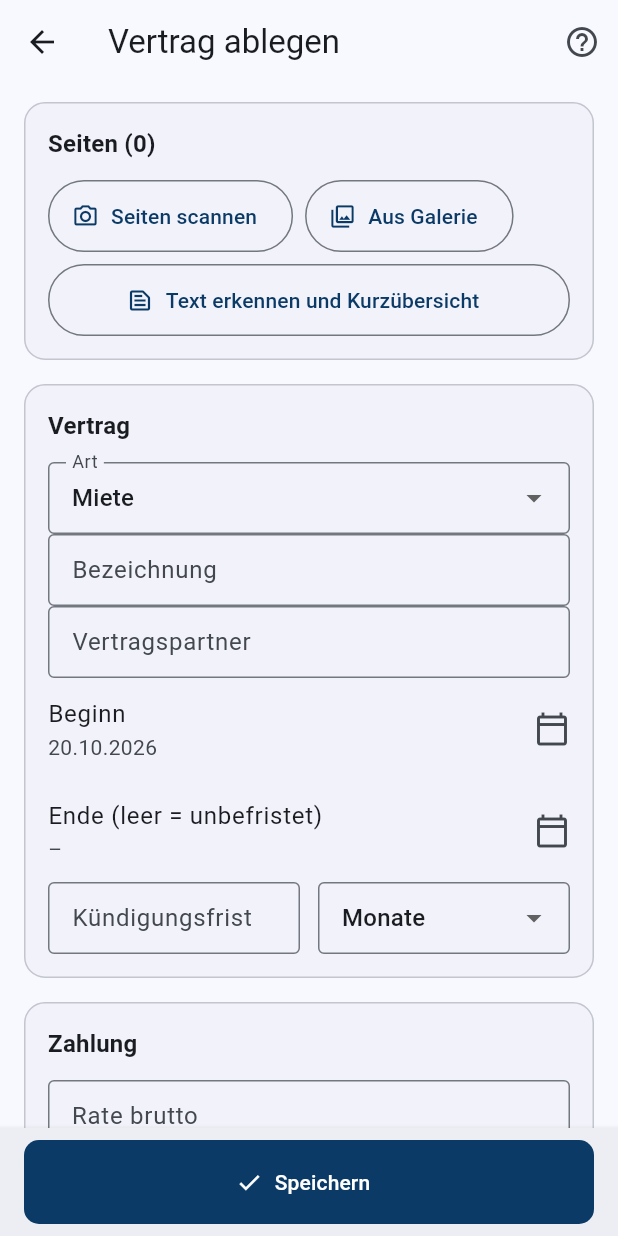
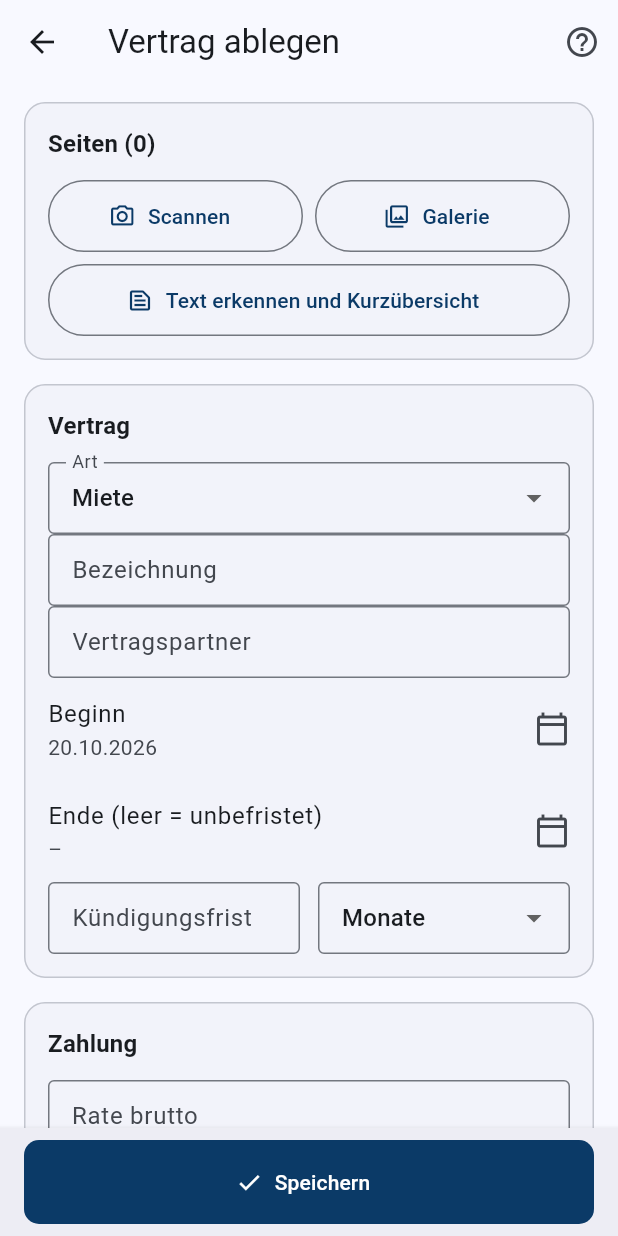
Before and after one commit to juergenjesenko-gif/Buchhaltung-, a Flutter app: the ContractEditScreen screen opened directly, on a phone screen of 412 x 824 dp. Run offline on Flutter 3.47's test engine with Material 3 defaults, Android fonts, the phone set to English and light mode, and no system bars; our stand-ins replace flutter_local_notifications, flutter_secure_storage, image_picker, in_app_purchase, local_auth, pdf and 3 more; missing offline and left inert: cryptography, in_app_purchase_android, in_app_purchase_storekit, qr, workmanager; accounts and stored records are empty; statements that could not run were skipped.

Commit message:
Version 0.36.0: Telefon quer ohne Dreispalten-Layout, Vertragsknöpfe bündig
Co-Authored-By: Claude Opus 5.5 <noreply@anthropic.com>
Claude-Session: https://claude.ai/code/session_016sfhTuSB7LJAoqeRige712

```diff
--- a/lib/core/window_size.dart
+++ b/lib/core/window_size.dart
@@ -29,6 +29,12 @@ enum WindowSizeClass {
   /// „ca. 640 dp, lesbare Zeilenlänge“).
   static const double maxContentWidth = 640;
 
+  /// Fensterhöhe in dp, unter der die Höhe „compact“ ist (Material 3:
+  /// Telefon quer). Dann gibt es höchstens medium – keine ausgeklappte
+  /// Navigation und kein Liste-Detail, sonst zerfällt der Bildschirm in
+  /// drei schmale Spalten (Gerätetest 2026-10-20).
+  static const double compactMaxHeight = 480;
+
   static WindowSizeClass fromWidth(double width) {
     if (width >= expandedMinWidth) return expanded;
     if (width >= mediumMinWidth) return medium;
@@ -38,7 +44,14 @@ enum WindowSizeClass {
   /// Klasse des aktuellen Fensters (nicht des Bildschirms: im geteilten
   /// Bildschirm zählt die Fensterbreite).
   static WindowSizeClass of(BuildContext context) =>
-      fromWidth(MediaQuery.sizeOf(context).width);
+      fromSize(MediaQuery.sizeOf(context));
+
+  /// Wie [fromWidth], bei niedriger Höhe aber höchstens medium.
+  static WindowSizeClass fromSize(Size size) {
+    final byWidth = fromWidth(size.width);
+    if (byWidth == expanded && size.height < compactMaxHeight) return medium;
+    return byWidth;
+  }
 
   bool get isCompact => this == compact;
   bool get isExpanded => this == expanded;
--- a/lib/features/contracts/contract_screens.dart
+++ b/lib/features/contracts/contract_screens.dart
@@ -561,26 +561,31 @@ class _ContractEditScreenState extends State<ContractEditScreen> {
                   children: [
                     if (_c.originalPath != null || _original != null)
                       const Text('Originaldatei (PDF) gespeichert.'),
-                    Wrap(
-                      spacing: 8,
-                      runSpacing: 8,
+                    // Zwei gleich breite Knöpfe, darunter der dritte über die
+                    // volle Breite: bündig an beiden Rändern.
+                    Row(
                       children: [
-                        OutlinedButton.icon(
+                        Expanded(
+                          child: OutlinedButton.icon(
                             key: const Key('contract-photo'),
                             style: OutlinedButton.styleFrom(
                               minimumSize: const Size(0, 48),
                             ),
                             onPressed: () => _addPhoto(ImageSource.camera),
                             icon: const Icon(Icons.photo_camera_outlined),
-                          label: const Text('Seiten scannen'),
+                            label: const Text('Scannen'),
                           ),
-                        OutlinedButton.icon(
+                        ),
+                        const SizedBox(width: 8),
+                        Expanded(
+                          child: OutlinedButton.icon(
                             style: OutlinedButton.styleFrom(
                               minimumSize: const Size(0, 48),
                             ),
                             onPressed: () => _addPhoto(ImageSource.gallery),
                             icon: const Icon(Icons.photo_library_outlined),
-                          label: const Text('Aus Galerie'),
+                            label: const Text('Galerie'),
+                          ),
                         ),
                       ],
                     ),
--- a/pubspec.yaml
+++ b/pubspec.yaml
@@ -4,7 +4,7 @@ publish_to: "none"
 
 # version: <Store-Versionsname>+<Buildnummer>
 # Die Buildnummer wird in CI aus der Run-Nummer gesetzt, siehe docs/RELEASE_PLAYBOOK.md
-version: 0.35.0+48
+version: 0.36.0+49
 
 environment:
   sdk: ^3.10.0
```
Also changed, not shown: 5 other files. Lines whose indentation alone changed are shown as unchanged.
